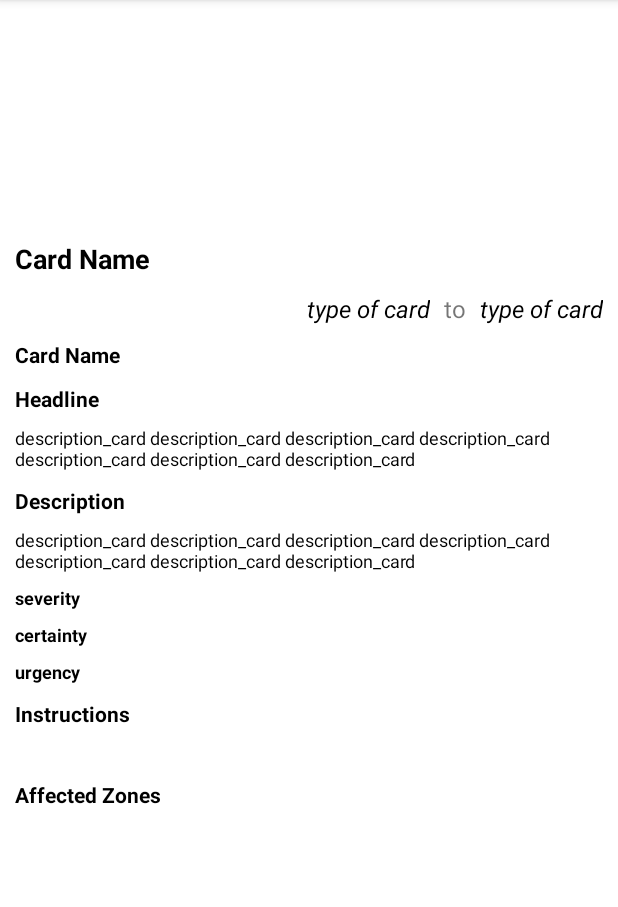
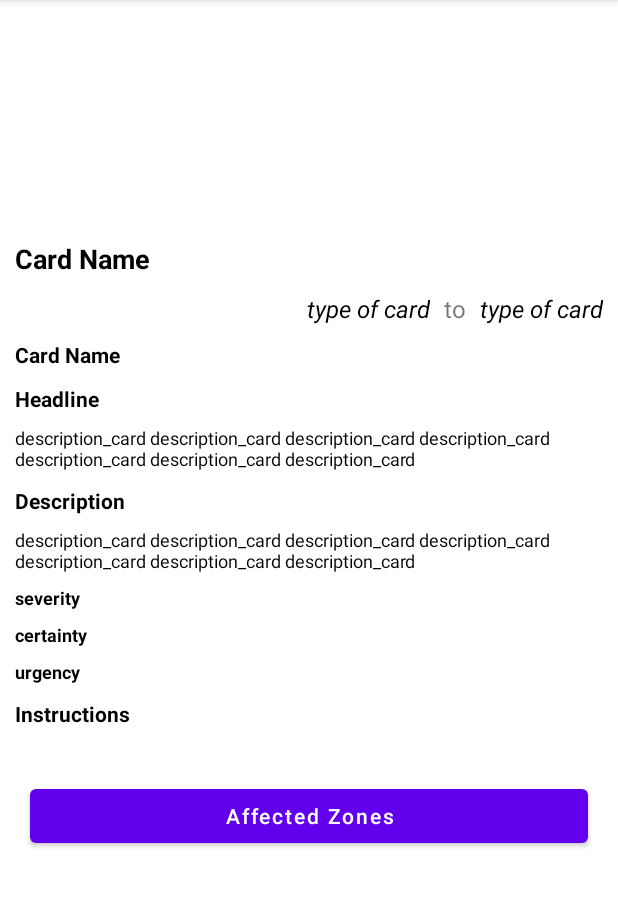
Before and after one commit to gerkata21/MochaSolution, an Android app: the AlertDetailsFragment screen opened through its navigation route, on a phone screen of 412 x 824 dp, the part 84-991 px from its top. Run offline under Robolectric (Android 15) with nearby library versions, the phone set to English and light mode, and no system bars.

Commit message:
Affected Zones

```diff
--- a/app/build.gradle
+++ b/app/build.gradle
@@ -2,6 +2,7 @@ plugins {
     id 'com.android.application'
     id 'kotlin-android'
     id "androidx.navigation.safeargs.kotlin"
+    id 'com.google.android.libraries.mapsplatform.secrets-gradle-plugin'
 }
 
 android {
@@ -61,6 +62,8 @@ dependencies {
     implementation 'androidx.navigation:navigation-ui-ktx:2.4.1'
     implementation 'androidx.test.ext:junit-ktx:1.1.3'
     implementation 'androidx.test.espresso:espresso-core:3.4.0'
+    implementation 'androidx.lifecycle:lifecycle-livedata-ktx:2.4.1'
+    implementation 'androidx.lifecycle:lifecycle-viewmodel-ktx:2.4.1'
 
     androidTestImplementation 'com.android.support.test:rules:1.0.2'
     androidTestImplementation 'com.android.support.test:runner:1.0.2'
@@ -71,6 +74,8 @@ dependencies {
         exclude module: 'appcompat-v7'
     }
 
+    implementation 'com.google.android.gms:play-services-maps:18.0.2'
+
     testImplementation 'junit:junit:4.13.2'
     testImplementation 'androidx.arch.core:core-testing:2.1.0'
     testImplementation 'io.mockk:mockk:1.11.0'
--- a/app/src/main/res/layout/fragment_alert_details.xml
+++ b/app/src/main/res/layout/fragment_alert_details.xml
@@ -234,34 +234,17 @@
                 app:layout_constraintLeft_toLeftOf="parent"
                 app:layout_constraintTop_toBottomOf="@+id/alert_instructions_title" />
 
-            <TextView
-                android:id="@+id/alert_areacodes_title"
+            <Button
+                android:id="@+id/btn_affected"
                 android:layout_width="match_parent"
                 android:layout_height="wrap_content"
-                android:layout_marginLeft="10dp"
                 android:layout_marginTop="10dp"
-                android:layout_marginRight="10dp"
+                android:layout_marginLeft="20dp"
+                android:layout_marginRight="20dp"
                 android:text="Affected Zones"
-                android:textStyle="bold"
-                android:textColor="@color/black"
-                android:textSize="14dp"
-                android:typeface="sans"
+                android:textAllCaps="false"
                 app:layout_constraintStart_toStartOf="parent"
                 app:layout_constraintTop_toBottomOf="@id/alert_instructions" />
-
-            <com.google.android.material.chip.ChipGroup
-                android:id="@+id/chipsPrograms"
-                android:layout_width="match_parent"
-                android:layout_height="wrap_content"
-                android:layout_margin="4dp"
-                app:chipSpacing="8dp"
-                android:visibility="gone"
-                app:singleSelection="false"
-                app:layout_constraintLeft_toLeftOf="parent"
-                app:layout_constraintTop_toBottomOf="@+id/alert_areacodes_title">
-
-            </com.google.android.material.chip.ChipGroup>
-
 
 
 
--- a/app/src/main/res/navigation/nav_graph.xml
+++ b/app/src/main/res/navigation/nav_graph.xml
@@ -8,18 +8,31 @@
     <fragment
         android:id="@+id/alertListFragment"
         android:name="com.android.interviewtask.ui.alertlist.AlertListFragment"
-        android:label="CardsList"
+        android:label="AlertList"
         tools:layout="@layout/fragment_alert_list">
 
         <action
             android:id="@+id/action_interviewtaskListFragment_to_interviewtaskDetailFragment"
             app:destination="@id/alertDetailFragment" />
+        <action
+            android:id="@+id/action_interviewtaskListFragment_to_interviewtaskDetailFragment2"
+            app:destination="@id/affectedZonesFragment" />
     </fragment>
 
     <fragment
         android:id="@+id/alertDetailFragment"
         android:name="com.android.interviewtask.ui.alertdetails.AlertDetailsFragment"
-        android:label="CardDetails"
-        tools:layout="@layout/fragment_alert_details" />
+        android:label="AlertDetails"
+        tools:layout="@layout/fragment_alert_details" >
+        <action
+            android:id="@+id/action_interviewtaskDetailFragment_to_interviewtaskAffectedZonesFragment"
+            app:destination="@id/affectedZonesFragment" />
+    </fragment>
+
+    <fragment
+        android:id="@+id/affectedZonesFragment"
+        android:name="com.android.interviewtask.ui.affectedzones.AffectedZonesFragment"
+        android:label="AffectedZones"
+        tools:layout="@layout/affected_zones_fragment" />
 
 </navigation>
--- a/build.gradle
+++ b/build.gradle
@@ -5,6 +5,7 @@ buildscript {
     }
     dependencies {
         classpath("androidx.navigation:navigation-safe-args-gradle-plugin:2.4.1")
+        classpath "com.google.android.libraries.mapsplatform.secrets-gradle-plugin:secrets-gradle-plugin:2.0.1"
     }
 }
 plugins {
```
Also changed, not shown: app/src/main/AndroidManifest.xml (+11 -0 lines), app/src/main/java/com/android/interviewtask/di/KoinModules.kt (+9 -1 lines), app/src/main/java/com/android/interviewtask/model/Context.kt (added, +9 -0 lines), app/src/main/java/com/android/interviewtask/model/GeometryX.kt (added, +11 -0 lines), app/src/main/java/com/android/interviewtask/model/PropertiesX.kt (added, +33 -0 lines), app/src/main/java/com/android/interviewtask/rest/WeatherApi.kt (+12 -2 lines), app/src/main/java/com/android/interviewtask/ui/alertdetails/AlertDetailsFragment.kt (+32 -60 lines), app/src/main/java/com/android/interviewtask/utils/Utils.kt (+19 -0 lines), 8 other files.
